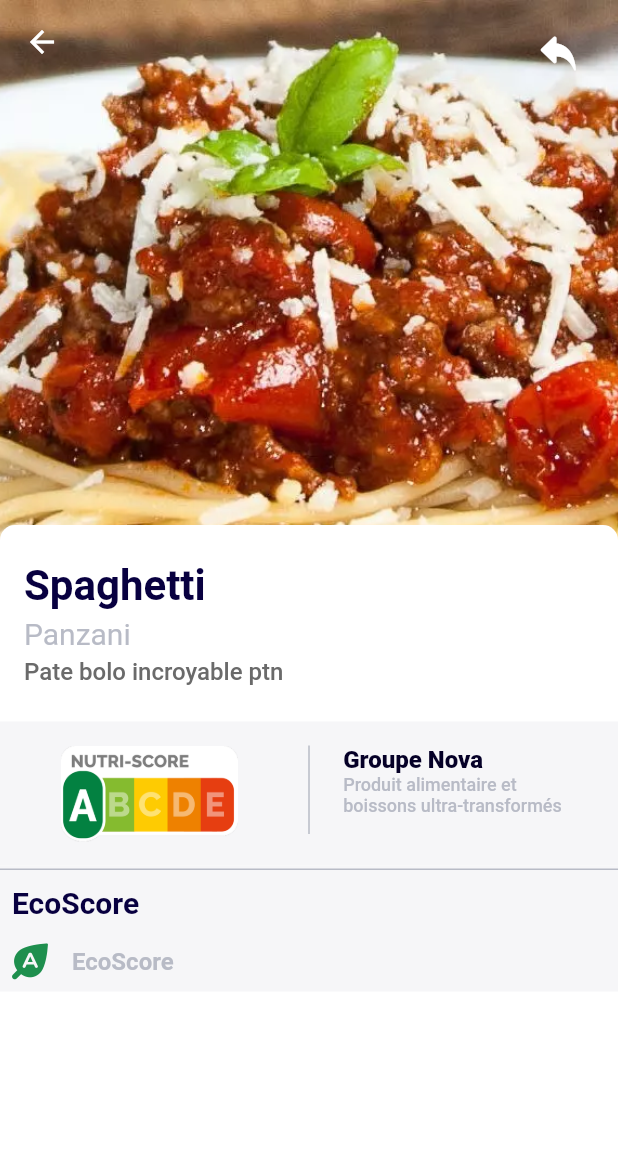
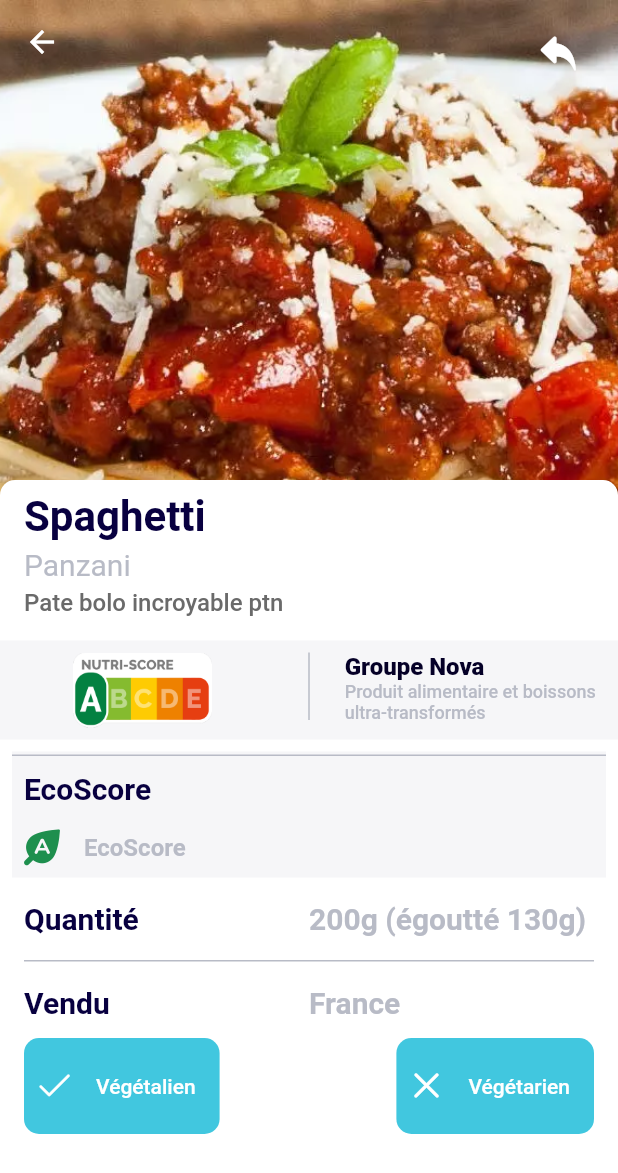
Before and after one commit to Avgilles/flutterOpenFoodFacts, a Flutter app: the screen it shows after launch, on a phone screen of 412 x 824 dp. Shown: the top 1173 px of the screen. Run offline on Flutter 3.47's test engine with Material 2 defaults, Android fonts, the light colour scheme and no system bars; our stand-ins replace flutter_svg.

Commit message:
[add] : datail_fiche -> no dynamics

```diff
--- a/lib/components/barre_code_button.dart
+++ /dev/null
@@ -1,18 +0,0 @@
-import 'package:flutter/material.dart';
-import 'package:yuka/res/app_icons.dart';
-
-class BarreCodeButton extends StatelessWidget {
-  const BarreCodeButton({
-    Key? key,
-  }) : super(key: key);
-
-  @override
-  Widget build(BuildContext context) {
-    return IconButton(
-      onPressed: () {},
-      icon: const Icon(
-        AppIcons.barcode,
-      ),
-    );
-  }
-}
--- a/lib/bandeau_detail.dart
+++ b/lib/components/detail_bandeau.dart
@@ -13,7 +13,7 @@
     return Column(
       children: <Widget>[
         Container(
-          padding: const EdgeInsets.all(16.0),
+          padding: const EdgeInsets.all(8.0),
           color: AppColors.gray1,
           child: IntrinsicHeight(
             child: Row(
@@ -21,7 +21,7 @@
                 Expanded(
                   flex: 44,
                   child: Container(
-                    height: 64,
+                    height: 50,
                     child: Image.asset(
                       AppImages.nutriscoreA,
                       fit: BoxFit.contain,
@@ -74,7 +74,9 @@
             ),
           ),
         ),
-        Container(
+        Padding(
+          padding: const EdgeInsets.all(8.0),
+          child: Container(
             color: AppColors.gray1,
             child: Column(
               children: <Widget>[
@@ -129,6 +131,7 @@
                 ),
               ],
             ),
+          ),
         )
       ],
     );
--- /dev/null
+++ b/lib/components/detail_button.dart
@@ -0,0 +1,67 @@
+import 'package:flutter/material.dart';
+import 'package:yuka/res/app_color.dart';
+import 'package:yuka/res/app_icons.dart';
+
+class ButtonDetail extends StatelessWidget {
+  const ButtonDetail({
+    Key? key,
+  }) : super(key: key);
+
+  @override
+  Widget build(BuildContext context) {
+    return Padding(
+      padding: const EdgeInsets.only(top: 8.0),
+      child: Row(
+        children: <Widget>[
+          Container(
+            margin: const EdgeInsets.only(left: 16.0, right: 16.0, top: 4),
+            padding: const EdgeInsets.all(8.0),
+            decoration: BoxDecoration(
+              borderRadius: BorderRadius.all(Radius.circular(10)),
+              color: AppColors.blueLight,
+            ),
+            child: Row(
+              children: <Widget>[
+                Padding(
+                  padding: const EdgeInsets.only(right: 8.0),
+                  child: Icon(AppIcons.checkmark, color: AppColors.white),
+                ),
+                TextButton(
+                  style: TextButton.styleFrom(
+                    primary: AppColors.white, // foreground
+                  ),
+                  onPressed: () {},
+                  child: Text('Végétalien'),
+                ),
+              ],
+            ),
+          ),
+          Spacer(),
+          Container(
+            margin: const EdgeInsets.only(left: 16.0, right: 16.0, top: 4),
+            padding: const EdgeInsets.all(8.0),
+            decoration: BoxDecoration(
+              borderRadius: BorderRadius.all(Radius.circular(10)),
+              color: AppColors.blueLight,
+            ),
+            child: Row(
+              children: <Widget>[
+                Padding(
+                  padding: const EdgeInsets.only(right: 8.0),
+                  child: Icon(AppIcons.close, color: AppColors.white),
+                ),
+                TextButton(
+                  style: TextButton.styleFrom(
+                    primary: AppColors.white, // foreground
+                  ),
+                  onPressed: () {},
+                  child: Text('Végétarien'),
+                ),
+              ],
+            ),
+          )
+        ],
+      ),
+    );
+  }
+}
--- a/lib/components/img_top_detail.dart
+++ b/lib/components/detail_img_top.dart
@@ -21,7 +21,7 @@
           ),
           Container(
             margin: EdgeInsets.only(
-              top: 350.0,
+              top: 320.0,
             ),
             decoration: BoxDecoration(
               borderRadius: BorderRadius.all(Radius.circular(10)),
@@ -33,7 +33,7 @@
                   margin: EdgeInsets.only(
                     left: 16,
                     right: 16,
-                    top: 24,
+                    top: 8,
                     bottom: 4
                   ),
                   child: Align(
@@ -67,7 +67,7 @@
                     left: 16,
                     right: 16,
                     top: 0,
-                    bottom: 24,
+                    bottom: 16,
                   ),
                   child: Align(
                     alignment: Alignment.centerLeft,
--- /dev/null
+++ b/lib/components/detail_realisation_data.dart
@@ -0,0 +1,88 @@
+import 'package:flutter/material.dart';
+import 'package:yuka/res/app_color.dart';
+
+class RealisationDataDetail extends StatelessWidget {
+  const RealisationDataDetail({
+    Key? key,
+  }) : super(key: key);
+
+  @override
+  Widget build(BuildContext context) {
+    return IntrinsicHeight(
+      child: Column(children: <Widget>[
+        Padding(
+          padding: const EdgeInsets.only(
+            left: 16.0,
+            right: 16.0,
+            top: 8,
+          ),
+          child: Row(children: <Widget>[
+            Expanded(
+              flex: 2,
+              child: Text(
+                'Quantité',
+                style: TextStyle(
+                  color: AppColors.blue,
+                  fontSize: 20,
+                  fontWeight: FontWeight.w700,
+                ),
+              ),
+            ),
+            Expanded(
+              flex: 2,
+              child: Text(
+                '200g (égoutté 130g)',
+                style: TextStyle(
+                  color: AppColors.gray2,
+                  fontSize: 20,
+                  fontWeight: FontWeight.w700,
+                ),
+              ),
+            ),
+          ]),
+        ),
+        Padding(
+          padding: const EdgeInsets.all(16.0),
+          child: Divider(
+            height: 1,
+            thickness: 1,
+            indent: 0,
+            endIndent: 0,
+            color: AppColors.gray2,
+          ),
+        ),
+        Padding(
+          padding: const EdgeInsets.only(
+            left: 16.0,
+            right: 16.0,
+            top: 0,
+          ),
+          child: Row(children: <Widget>[
+            Expanded(
+              flex: 2,
+              child: Text(
+                'Vendu',
+                style: TextStyle(
+                  color: AppColors.blue,
+                  fontSize: 20,
+                  fontWeight: FontWeight.w700,
+                ),
+              ),
+            ),
+            Expanded(
+              flex: 2,
+              child: Text(
+                'France',
+                style: TextStyle(
+                  color: AppColors.gray2,
+                  fontSize: 20,
+                  fontWeight: FontWeight.w700,
+                ),
+              ),
+            ),
+          ]),
+        )
+      ]),
+    );
+  }
+}
--- /dev/null
+++ b/lib/layouts/detail_fiche.dart
@@ -0,0 +1,56 @@
+import 'package:flutter/cupertino.dart';
+import 'package:flutter/material.dart';
+import 'package:yuka/components/detail_bandeau.dart';
+import 'package:yuka/components/detail_button.dart';
+import 'package:yuka/components/detail_img_top.dart';
+import 'package:yuka/components/detail_realisation_data.dart';
+import 'package:yuka/res/app_color.dart';
+import 'package:yuka/res/app_icons.dart';
+
+class DetailFiche extends StatelessWidget {
+  const DetailFiche({Key? key}) : super(key: key);
+
+  @override
+  Widget build(BuildContext context) {
+    return Theme(
+        data: Theme.of(context).copyWith(
+          appBarTheme: AppBarTheme(
+            backgroundColor: AppColors.white,
+            elevation: 0.0,
+            centerTitle: false,
+            iconTheme: IconTheme.of(context).copyWith(
+              color: AppColors.blue,
+            ),
+          ),
+        ),
+        child: Scaffold(
+          extendBodyBehindAppBar: true,
+          appBar: AppBar(
+            elevation: 0.0,
+            backgroundColor: Colors.transparent,
+            title: const Icon(Icons.arrow_back, color: AppColors.white),
+            actions: <Widget>[
+              Padding(
+                  padding: const EdgeInsets.all(16.0),
+                  child: IconButton(
+                    onPressed: () {},
+                    icon: const Icon(
+                      AppIcons.share,
+                      color: AppColors.white,
+                    ),
+                  ))
+            ],
+          ),
+          body: Container(
+              color: AppColors.white,
+              child: Column(
+                children: <Widget>[
+                  ImgTopDetail(),
+                  BandeauDetail(),
+                  RealisationDataDetail(),
+                  ButtonDetail(),
+                ],
+              )),
+        ));
+  }
+}
--- a/lib/layouts/homepage.dart
+++ b/lib/layouts/homepage.dart
@@ -2,9 +2,9 @@
 import 'package:flutter/material.dart';
 import 'package:flutter_svg/svg.dart';
 import 'package:yuka/res/app_color.dart';
+import 'package:yuka/res/app_icons.dart';
 import 'package:yuka/res/app_vectorial_images.dart';
 
-import '../components/barre_code_button.dart';
 
 class HomePage extends StatelessWidget {
   const HomePage({Key? key}) : super(key: key);
@@ -33,7 +33,12 @@
           actions: <Widget>[
             Padding(
               padding: const EdgeInsets.all(16.0),
-              child: BarreCodeButton(),
+              child: IconButton(
+                onPressed: () {},
+                icon: const Icon(
+                  AppIcons.barcode,
+                ),
+              ),
             )
           ],
         ),
--- a/lib/main.dart
+++ b/lib/main.dart
@@ -1,8 +1,6 @@
 import 'package:flutter/material.dart';
-import 'package:yuka/bandeau_detail.dart';
-import 'package:yuka/components/img_top_detail.dart';
 import 'package:yuka/res/app_color.dart';
-import 'package:yuka/res/app_icons.dart';
+import 'layouts/detail_fiche.dart';
 
 void main() {
   runApp(MyApp());
@@ -20,56 +18,11 @@
         accentColor: AppColors.yellow,
       ),
       debugShowCheckedModeBanner: false,
-      home: ProductDetails(),
+      home: DetailFiche(),
     );
   }
 }
 
-class ProductDetails extends StatelessWidget {
-  const ProductDetails({Key? key}) : super(key: key);
-
-  @override
-  Widget build(BuildContext context) {
-    return Theme(
-        data: Theme.of(context).copyWith(
-          appBarTheme: AppBarTheme(
-            backgroundColor: AppColors.white,
-            elevation: 0.0,
-            centerTitle: false,
-            iconTheme: IconTheme.of(context).copyWith(
-              color: AppColors.blue,
-            ),
-          ),
-        ),
-        child: Scaffold(
-          extendBodyBehindAppBar: true,
-          appBar: AppBar(
-            elevation: 0.0,
-            backgroundColor: Colors.transparent,
-            title: const Icon(Icons.arrow_back, color: AppColors.white),
-            actions: <Widget>[
-              Padding(
-                  padding: const EdgeInsets.all(16.0),
-                  child: IconButton(
-                    onPressed: () {},
-                    icon: const Icon(
-                      AppIcons.share,
-                      color: AppColors.white,
-                    ),
-                  ))
-            ],
-          ),
-          body: Container(
-              color: AppColors.white,
-              child: Column(
-                children: <Widget>[
-                  ImgTopDetail(),
-                  BandeauDetail(),
-                ],
-              )),
-        ));
-  }
-}
 
 /*
 class ProductDetails extends StatefulWidget {
```
Lines whose indentation alone changed are shown as unchanged.
